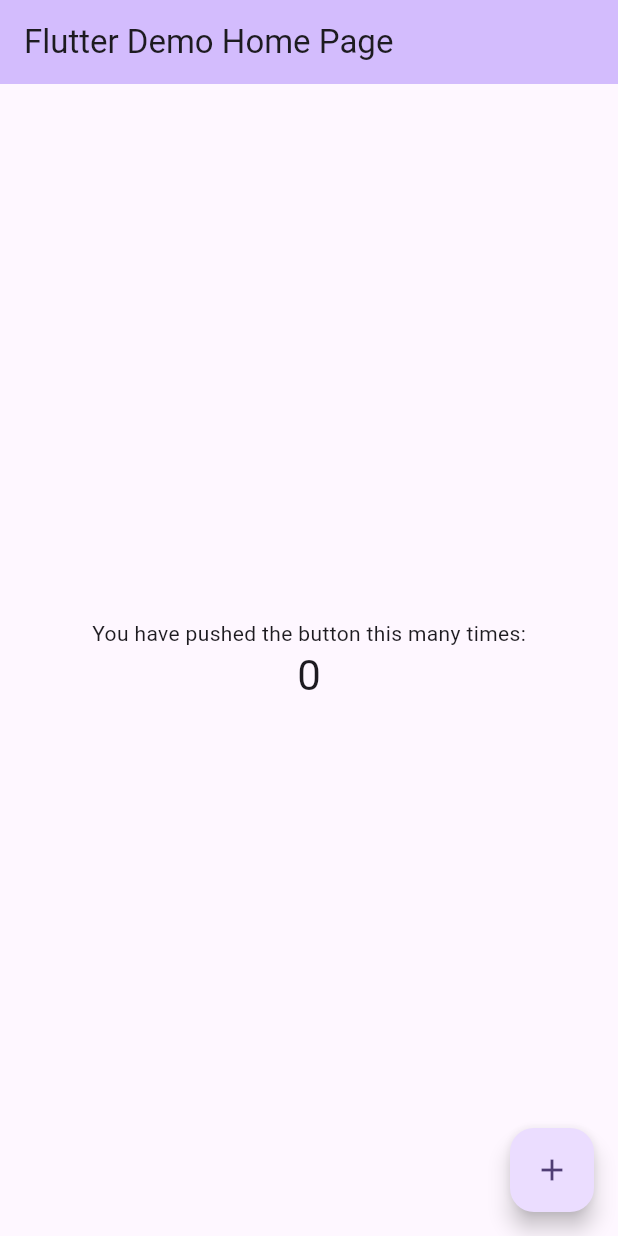
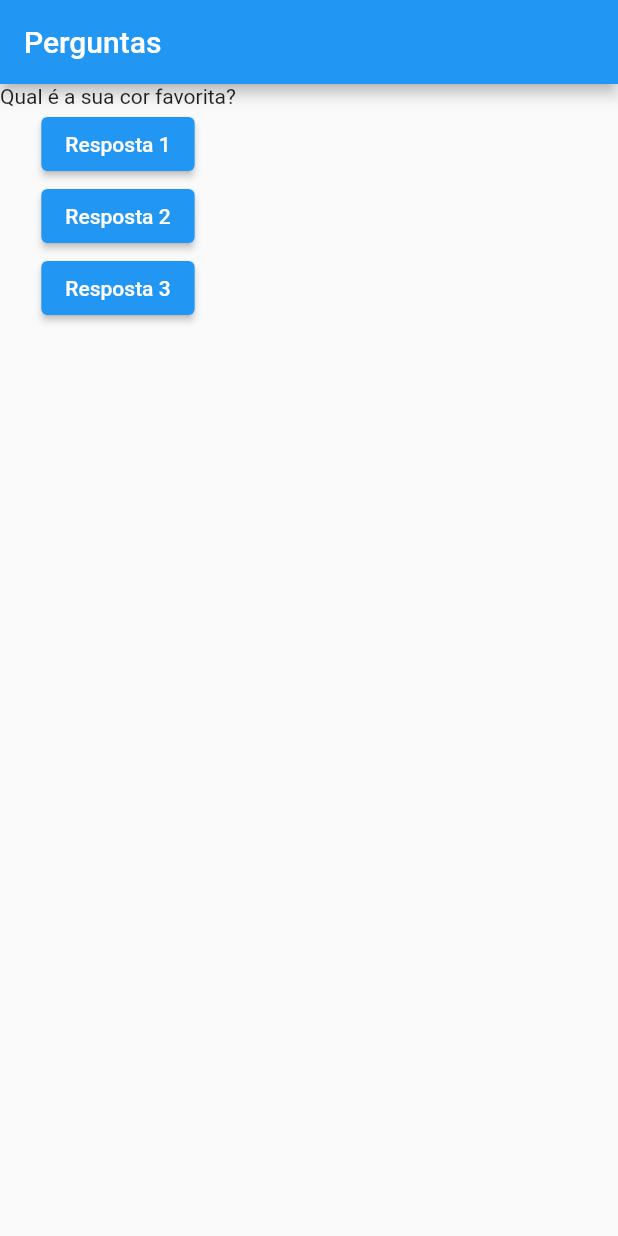
Before and after one commit to Brun0VB/quizzFlutterApp, a Flutter app: the screen it shows after launch, on a phone screen of 412 x 824 dp. Run offline on Flutter 3.47's test engine with Material 2 defaults, Android fonts, the phone set to English and light mode, and no system bars.

Commit message:
development until question widget

```diff
--- a/lib/main.dart
+++ b/lib/main.dart
@@ -1,125 +1,57 @@
 import 'package:flutter/material.dart';
+import './questao.dart';
 
-void main() {
-  runApp(const MyApp());
-}
+void main() => runApp(const PerguntaApp());
 
-class MyApp extends StatelessWidget {
-  const MyApp({super.key});
+class _PerguntaAppState extends State<PerguntaApp> {
+  var _perguntaSelecionada = 0;
 
-  // This widget is the root of your application.
+  void _responder() {
+    setState(() {
+      _perguntaSelecionada++;
+    });
+    print(_perguntaSelecionada);
+  }
+
   @override
   Widget build(BuildContext context) {
+    final perguntas = [
+      'Qual é a sua cor favorita?',
+      'Qual é o seu animal favorito?',
+    ];
+
     return MaterialApp(
-      title: 'Flutter Demo',
-      theme: ThemeData(
-        // This is the theme of your application.
-        //
-        // TRY THIS: Try running your application with "flutter run". You'll see
-        // the application has a blue toolbar. Then, without quitting the app,
-        // try changing the seedColor in the colorScheme below to Colors.green
-        // and then invoke "hot reload" (save your changes or press the "hot
-        // reload" button in a Flutter-supported IDE, or press "r" if you used
-        // the command line to start the app).
-        //
-        // Notice that the counter didn't reset back to zero; the application
-        // state is not lost during the reload. To reset the state, use hot
-        // restart instead.
-        //
-        // This works for code too, not just values: Most code changes can be
-        // tested with just a hot reload.
-        colorScheme: ColorScheme.fromSeed(seedColor: Colors.deepPurple),
-        useMaterial3: true,
+      home: Scaffold(
+        appBar: AppBar(
+          title: const Text('Perguntas'),
+        ),
+        body: Column(
+          children: [
+            Questao(perguntas[_perguntaSelecionada]),
+            ElevatedButton(
+              onPressed: _responder,
+              child: const Text('Resposta 1'),
+            ),
+            ElevatedButton(
+              onPressed: _responder,
+              child: const Text('Resposta 2'),
+            ),
+            ElevatedButton(
+              onPressed: _responder,
+              child: const Text('Resposta 3'),
+            ),
+          ],
+        ),
       ),
-      home: const MyHomePage(title: 'Flutter Demo Home Page'),
     );
   }
 }
 
-class MyHomePage extends StatefulWidget {
-  const MyHomePage({super.key, required this.title});
-
-  // This widget is the home page of your application. It is stateful, meaning
-  // that it has a State object (defined below) that contains fields that affect
-  // how it looks.
-
-  // This class is the configuration for the state. It holds the values (in this
-  // case the title) provided by the parent (in this case the App widget) and
-  // used by the build method of the State. Fields in a Widget subclass are
-  // always marked "final".
-
-  final String title;
+class PerguntaApp extends StatefulWidget {
+  const PerguntaApp({super.key});
 
   @override
-  State<MyHomePage> createState() => _MyHomePageState();
-}
-
-class _MyHomePageState extends State<MyHomePage> {
-  int _counter = 0;
-
-  void _incrementCounter() {
-    setState(() {
-      // This call to setState tells the Flutter framework that something has
-      // changed in this State, which causes it to rerun the build method below
-      // so that the display can reflect the updated values. If we changed
-      // _counter without calling setState(), then the build method would not be
-      // called again, and so nothing would appear to happen.
-      _counter++;
-    });
-  }
-
-  @override
-  Widget build(BuildContext context) {
-    // This method is rerun every time setState is called, for instance as done
-    // by the _incrementCounter method above.
-    //
-    // The Flutter framework has been optimized to make rerunning build methods
-    // fast, so that you can just rebuild anything that needs updating rather
-    // than having to individually change instances of widgets.
-    return Scaffold(
-      appBar: AppBar(
-        // TRY THIS: Try changing the color here to a specific color (to
-        // Colors.amber, perhaps?) and trigger a hot reload to see the AppBar
-        // change color while the other colors stay the same.
-        backgroundColor: Theme.of(context).colorScheme.inversePrimary,
-        // Here we take the value from the MyHomePage object that was created by
-        // the App.build method, and use it to set our appbar title.
-        title: Text(widget.title),
-      ),
-      body: Center(
-        // Center is a layout widget. It takes a single child and positions it
-        // in the middle of the parent.
-        child: Column(
-          // Column is also a layout widget. It takes a list of children and
-          // arranges them vertically. By default, it sizes itself to fit its
-          // children horizontally, and tries to be as tall as its parent.
-          //
-          // Column has various properties to control how it sizes itself and
-          // how it positions its children. Here we use mainAxisAlignment to
-          // center the children vertically; the main axis here is the vertical
-          // axis because Columns are vertical (the cross axis would be
-          // horizontal).
-          //
-          // TRY THIS: Invoke "debug painting" (choose the "Toggle Debug Paint"
-          // action in the IDE, or press "p" in the console), to see the
-          // wireframe for each widget.
-          mainAxisAlignment: MainAxisAlignment.center,
-          children: <Widget>[
-            const Text(
-              'You have pushed the button this many times:',
-            ),
-            Text(
-              '$_counter',
-              style: Theme.of(context).textTheme.headlineMedium,
-            ),
-          ],
-        ),
-      ),
-      floatingActionButton: FloatingActionButton(
-        onPressed: _incrementCounter,
-        tooltip: 'Increment',
-        child: const Icon(Icons.add),
-      ), // This trailing comma makes auto-formatting nicer for build methods.
-    );
+  _PerguntaAppState createState() {
+    return _PerguntaAppState();
   }
 }
--- /dev/null
+++ b/lib/questao.dart
@@ -0,0 +1,12 @@
+import 'package:flutter/material.dart';
+
+class Questao extends StatelessWidget {
+  final String texto;
+
+  const Questao(this.texto, {super.key});
+
+  @override
+  Widget build(BuildContext context) {
+    return Text(texto);
+  }
+}
```
Also changed, not shown: 1 other file.
